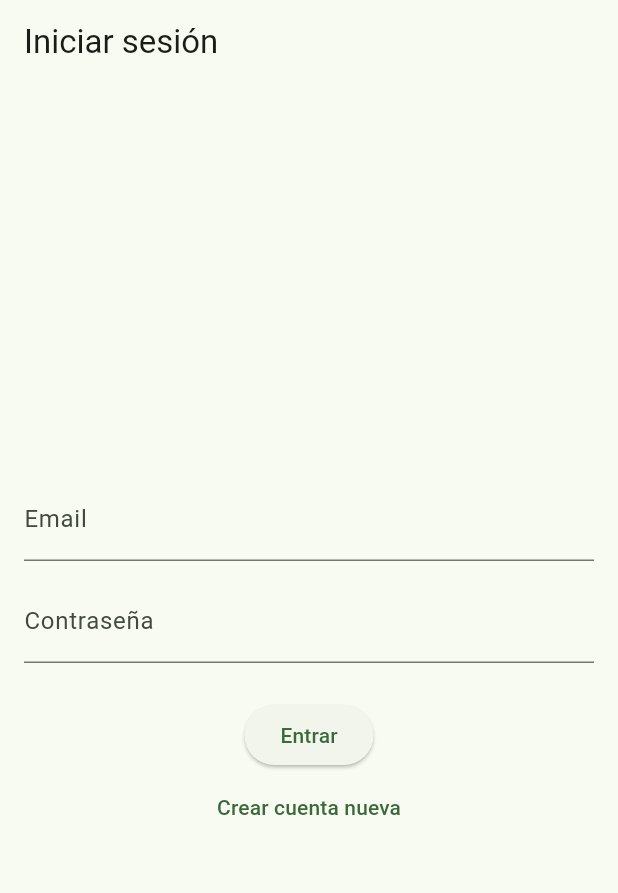
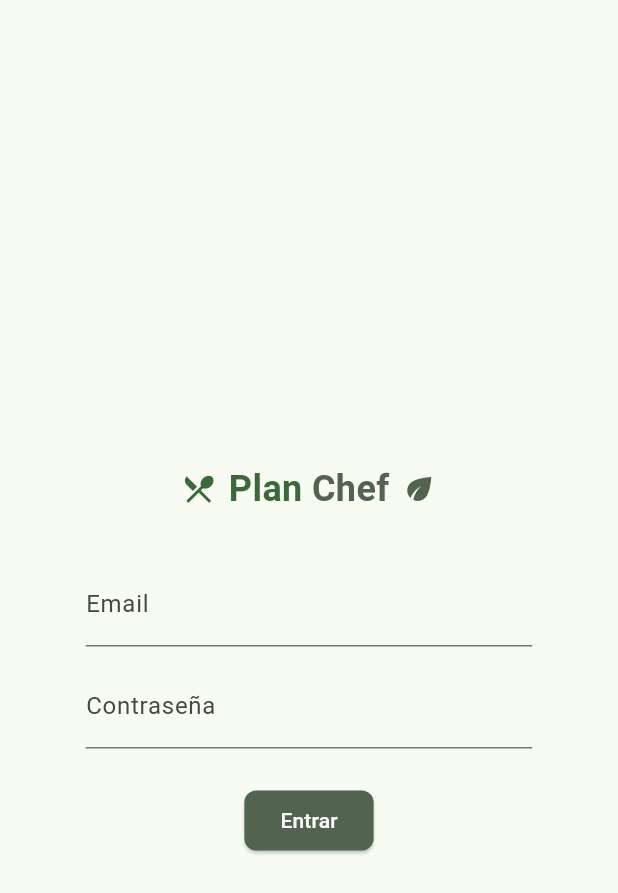
Before and after one commit to Pedrorc90/plan-chef, a Flutter app: the screen it shows after launch, on a phone screen of 412 x 824 dp. Shown: the top 893 px of the screen. Run offline on Flutter 3.47's test engine with Material 3 defaults, Android fonts, the phone set to English and light mode, and no system bars; our stand-ins replace cloud_firestore, firebase_auth, firebase_core, flutter_riverpod; accounts and stored records are empty.

Commit message:
New login page

```diff
--- a/lib/screens/auth/login_screen.dart
+++ b/lib/screens/auth/login_screen.dart
@@ -40,12 +40,36 @@ class _LoginScreenState extends State<LoginScreen> {
   @override
   Widget build(BuildContext context) {
     return Scaffold(
-      appBar: AppBar(title: const Text('Iniciar sesión')),
-      body: Padding(
+      appBar: AppBar(title: null, automaticallyImplyLeading: false),
+      body: Center(
+        child: ConstrainedBox(
+          constraints: BoxConstraints(maxWidth: MediaQuery.of(context).size.width * 0.8),
+          child: Padding(
             padding: const EdgeInsets.all(16),
             child: Column(
               mainAxisAlignment: MainAxisAlignment.center,
               children: [
+                Row(
+                  mainAxisAlignment: MainAxisAlignment.center,
+                  mainAxisSize: MainAxisSize.min,
+                  children: [
+                    Icon(Icons.restaurant_menu, color: Theme.of(context).colorScheme.primary),
+                    const SizedBox(width: 8),
+                    Text('Plan ',
+                        style: TextStyle(
+                            fontSize: 24,
+                            fontWeight: FontWeight.bold,
+                            color: Theme.of(context).colorScheme.primary)),
+                    Text('Chef',
+                        style: TextStyle(
+                            fontSize: 24,
+                            fontWeight: FontWeight.bold,
+                            color: Theme.of(context).colorScheme.secondary)),
+                    const SizedBox(width: 8),
+                    Icon(Icons.eco, color: Theme.of(context).colorScheme.secondary),
+                  ],
+                ),
+                const SizedBox(height: 32),
                 TextField(
                   controller: emailController,
                   decoration: const InputDecoration(labelText: 'Email'),
@@ -62,15 +86,24 @@ class _LoginScreenState extends State<LoginScreen> {
                 if (isLoading) const CircularProgressIndicator(),
                 if (!isLoading) ...[
                   ElevatedButton(
+                    style: ElevatedButton.styleFrom(
+                      shape: RoundedRectangleBorder(
+                        borderRadius: BorderRadius.circular(8),
+                      ),
+                      backgroundColor: Theme.of(context).colorScheme.secondary,
+                      foregroundColor: Colors.white,
+                    ),
                     onPressed: signIn,
                     child: const Text('Entrar'),
                   ),
-              TextButton(
-                onPressed: widget.onSwitchToSignUp,
-                child: const Text('Crear cuenta nueva'),
-              ),
+                  // TextButton(
+                  //   onPressed: widget.onSwitchToSignUp,
+                  //   child: const Text('Crear cuenta nueva'),
+                  // ),
                 ]
               ],
+            ),
+          ),
         ),
       ),
     );
```
Also changed, not shown: lib/screens/auth_screen.dart (added), lib/screens/home_screen.dart (added), lib/screens/login_screen.dart (deleted), lib/screens/signup_screen.dart (deleted). Lines whose indentation alone changed are shown as unchanged.
